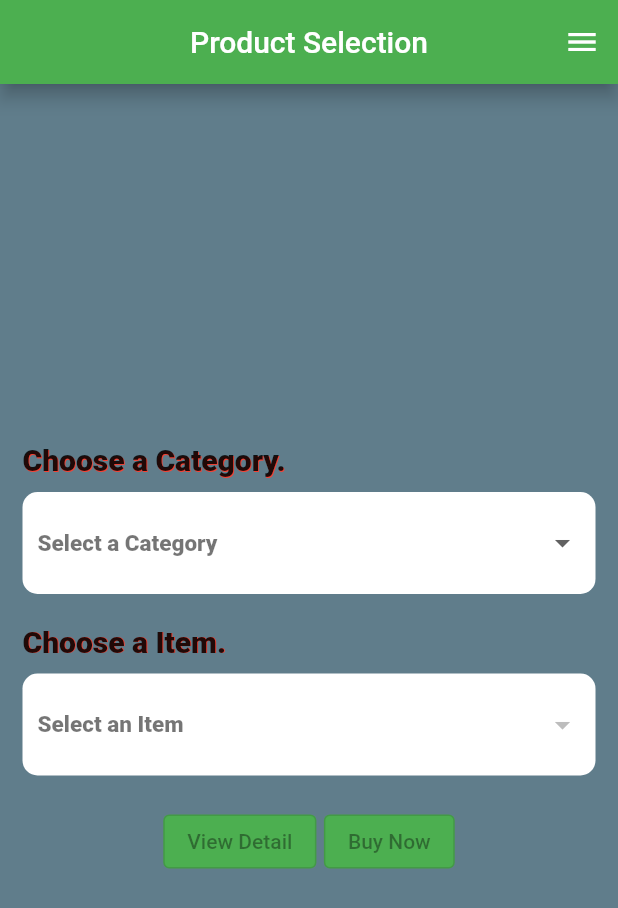
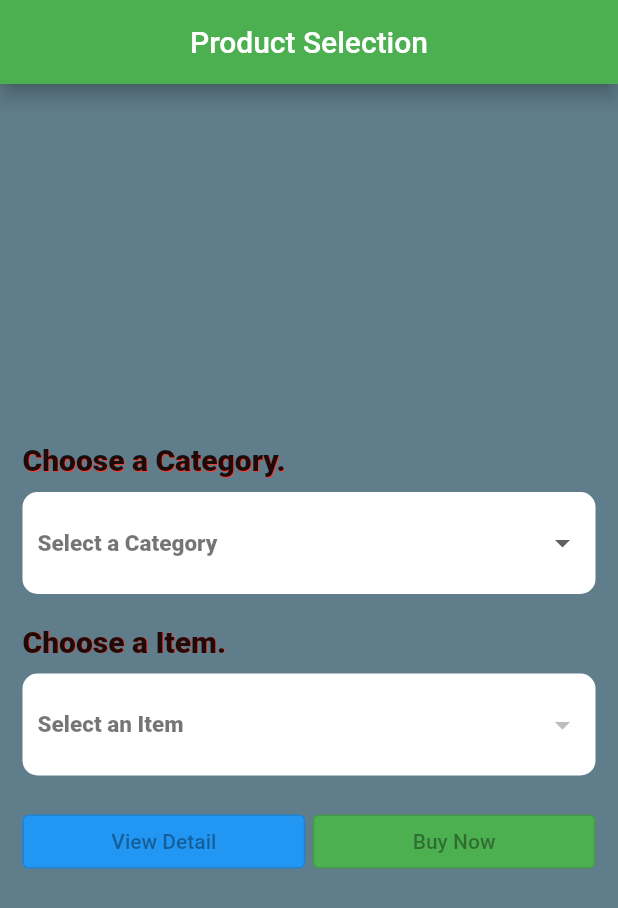
Before and after one commit to MrHamaad/productselection, a Flutter app: the screen it shows after launch, on a phone screen of 412 x 824 dp. Shown: the top 908 px of the screen. Run offline on Flutter 3.47's test engine with Material 3 defaults, Android fonts, the phone set to English and light mode, and no system bars.

Commit message:
making the buttons( view detail and buy) looks betters

```diff
--- a/lib/main.dart
+++ b/lib/main.dart
@@ -39,8 +39,8 @@ class MyApp extends StatelessWidget {
           elevation: 5,
         ),
         body: SelectionScreen(),
-        endDrawer: Drawer(), // This is a placeholder, actual drawer will be opened via methods
-        endDrawerEnableOpenDragGesture: false, // Disable swipe to open
+        // endDrawer: Drawer(), // This is a placeholder, actual drawer will be opened via methods
+        // endDrawerEnableOpenDragGesture: false, // Disable swipe to open
       ),
     );
   }
--- a/lib/widgets/item_selection.dart
+++ b/lib/widgets/item_selection.dart
@@ -59,9 +59,10 @@ class _ItemSelectionState extends State<ItemSelection> {
         Row(
           mainAxisAlignment: MainAxisAlignment.center,
           children: [
-            OutlinedButton(
+            Expanded(
+              child: OutlinedButton(
                 style: OutlinedButton.styleFrom(
-                backgroundColor: Colors.green,
+                  backgroundColor: Colors.blue,
                   foregroundColor: Colors.white,
                 ),
                 onPressed: _selectedItem == null ? null : () {
@@ -69,8 +70,10 @@ class _ItemSelectionState extends State<ItemSelection> {
                 },
                 child: const Text("View Detail"),
               ),
+            ),
             const SizedBox(width: 5),
-            OutlinedButton(
+            Expanded(
+              child: OutlinedButton(
                 style: OutlinedButton.styleFrom(
                   backgroundColor: Colors.green,
                   foregroundColor: Colors.white,
@@ -79,6 +82,7 @@ class _ItemSelectionState extends State<ItemSelection> {
                   _buyItem(context, _selectedItem!);
                 },
                 child: const Text("Buy Now"),
+              ),
             ),
           ],
         ),
```
Lines whose indentation alone changed are shown as unchanged.
